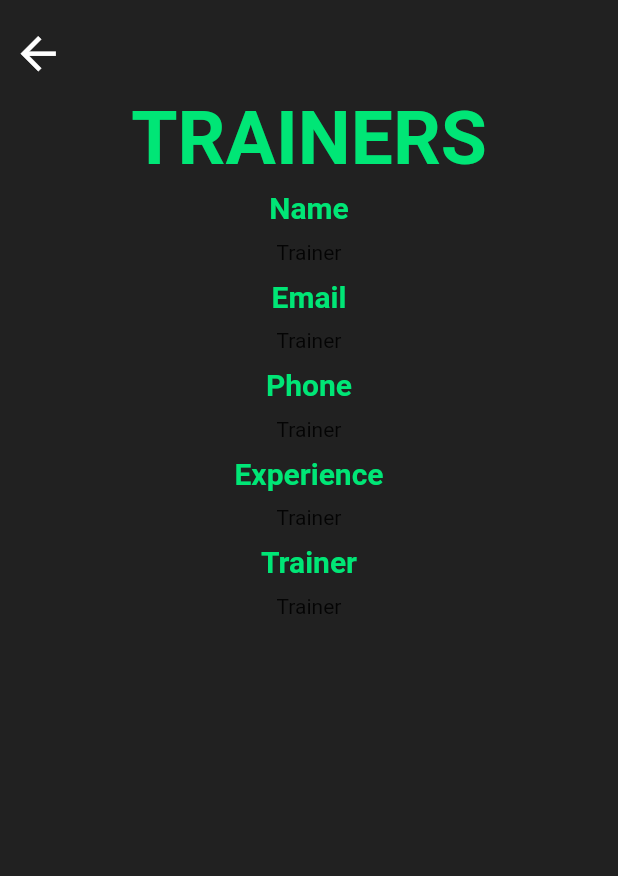
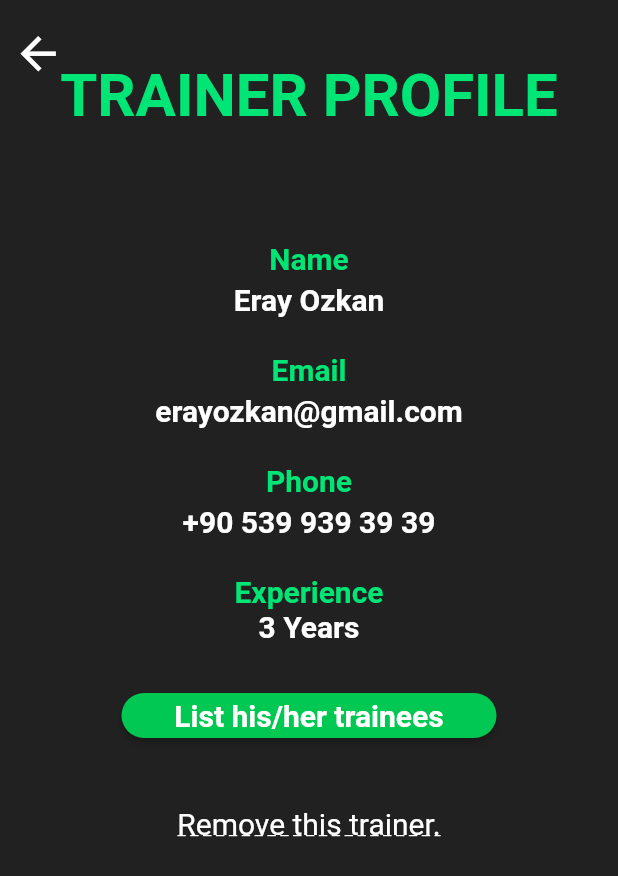
Before and after one commit to CSE343-Hypeline/hypegym-mobile, a Flutter app: the AdminTrainerProfilePage screen opened directly, on a phone screen of 412 x 824 dp. Shown: the top 876 px of the screen. Run offline on Flutter 3.47's test engine with Material 2 defaults, Android fonts, the phone set to English and light mode, and no system bars; our stand-ins replace google_fonts.

Commit message:
update trainer profile page

```diff
--- a/lib/pages/admin_trainer_profile_page.dart
+++ b/lib/pages/admin_trainer_profile_page.dart
@@ -11,14 +11,15 @@ class _AdminTrainerProfilePageState extends State<AdminTrainerProfilePage> {
   @override
   Widget build(BuildContext context) {
     return Scaffold(
-      body: Container(
+      body: Stack(
+        children: [
+          Container(
             decoration: BoxDecoration(
               color: Colors.grey.shade900,
             ),
-        child: Column(
-          children: [
+          ),
           Padding(
-              padding: const EdgeInsets.only(top: 10.0),
+            padding: const EdgeInsets.only(top: 10.0, bottom: 20.0),
             child: Row(
               mainAxisAlignment: MainAxisAlignment.start,
               children: [
@@ -29,15 +30,18 @@ class _AdminTrainerProfilePageState extends State<AdminTrainerProfilePage> {
               ],
             ),
           ),
+          ListView(
+            physics: const BouncingScrollPhysics(),
+            children: [
               Padding(
-              padding: const EdgeInsets.only(top: 5.0),
+                padding: const EdgeInsets.only(top: 40.0, bottom: 50.0),
                 child: Row(
                   mainAxisAlignment: MainAxisAlignment.center,
                   children: [
                     Text(
-                    "TRAINERS",
+                      "TRAINER PROFILE",
                       style: TextStyle(
-                      fontSize: 50,
+                        fontSize: 40,
                         fontWeight: FontWeight.bold,
                         color: Colors.greenAccent.shade400,
                       ),
@@ -45,63 +49,123 @@ class _AdminTrainerProfilePageState extends State<AdminTrainerProfilePage> {
                   ],
                 ),
               ),
-            Padding(
-              padding: const EdgeInsets.all(5.0),
-              child: Text(
+              const SizedBox(height: 24),
+              Column(
+                children: [
+                  Text(
                     "Name",
-                style: TextStyle(fontSize: 20, fontWeight: FontWeight.bold, color: Colors.greenAccent.shade400,),
+                    style: TextStyle(
+                      fontSize: 20,
+                      fontWeight: FontWeight.bold,
+                      color: Colors.greenAccent.shade400,
                     ),
                   ),
-            const Padding(
-                padding: EdgeInsets.all(5.0),
-                child: Text("Trainer")
-            ), //burda member adi olcak
-            Padding(
-              padding: const EdgeInsets.all(5.0),
-              child: Text(
-                "Email",
-                style: TextStyle(fontSize: 20, fontWeight: FontWeight.bold, color: Colors.greenAccent.shade400,),
+                  const SizedBox(height: 4),
+                  const Text(
+                    "Eray Ozkan",
+                    style: TextStyle(
+                      fontSize: 20,
+                      fontWeight: FontWeight.bold,
+                      color: Colors.white,
                     ),
                   ),
-            const Padding(
-                padding: EdgeInsets.all(5.0),
-                child: Text("Trainer")
-            ), //burda member email olcak
-            Padding(
-              padding: const EdgeInsets.all(5.0),
-              child: Text(
-                "Phone",
-                style: TextStyle(fontSize: 20, fontWeight: FontWeight.bold, color: Colors.greenAccent.shade400,),
+                  const SizedBox(height: 24),
+                  Text(
+                    "Email",
+                    style: TextStyle(
+                      fontSize: 20,
+                      fontWeight: FontWeight.bold,
+                      color: Colors.greenAccent.shade400,
                     ),
                   ),
-            const Padding(
-                padding: EdgeInsets.all(5.0),
-                child: Text("Trainer")
-            ), //burda member telefon olcak
-            Padding(
-              padding: const EdgeInsets.all(5.0),
-              child: Text(
-                "Experience",
-                style: TextStyle(fontSize: 20, fontWeight: FontWeight.bold, color: Colors.greenAccent.shade400,),
+                  const SizedBox(height: 4),
+                  const Text(
+                    "erayozkan@gmail.com",
+                    style: TextStyle(
+                      fontSize: 20,
+                      fontWeight: FontWeight.bold,
+                      color: Colors.white,
                     ),
                   ),
-            const Padding(
-                padding: EdgeInsets.all(5.0),
-                child: Text("Trainer")
-            ), //burda member experience olcak
-            Padding(
-              padding: const EdgeInsets.all(5.0),
-              child: Text(
-                "Trainer",
-                style: TextStyle(fontSize: 20, fontWeight: FontWeight.bold, color: Colors.greenAccent.shade400,),
+                  const SizedBox(height: 24),
+                  Text(
+                    "Phone",
+                    style: TextStyle(
+                      fontSize: 20,
+                      fontWeight: FontWeight.bold,
+                      color: Colors.greenAccent.shade400,
                     ),
                   ),
-            const Padding(
-                padding: EdgeInsets.all(5.0),
-                child: Text("Trainer")
-            ), //burda member trainer bilgisi olcak
+                  const SizedBox(height: 4),
+                  const Text(
+                    "+90 539 939 39 39",
+                    style: TextStyle(
+                      fontSize: 20,
+                      fontWeight: FontWeight.bold,
+                      color: Colors.white,
+                    ),
+                  ),
+                  const SizedBox(height: 24),
+                  Text(
+                    "Experience",
+                    style: TextStyle(
+                      fontSize: 20,
+                      fontWeight: FontWeight.bold,
+                      color: Colors.greenAccent.shade400,
+                    ),
+                  ),
+                  const Text(
+                    "3 Years",
+                    style: TextStyle(
+                      fontSize: 20,
+                      fontWeight: FontWeight.bold,
+                      color: Colors.white,
+                    ),
+                  ),
+                  const SizedBox(height: 24),
+                  ElevatedButton(
+                    onPressed: (){
+                      //Navigator.push(context, MaterialPageRoute(builder: (context) => const AdminGymPage()));
+                    },
+                    style: ElevatedButton.styleFrom(
+                      backgroundColor: Colors.greenAccent.shade700,
+                      shape: RoundedRectangleBorder(
+                          borderRadius: BorderRadius.circular(25)
+                      ),
+                      minimumSize: const Size(250, 30),
+                      maximumSize: const Size(250, 30),
+                    ),
+                    child: const Text(
+                      "List his/her trainees",
+                      style: TextStyle(
+                        fontSize: 20,
+                        fontWeight: FontWeight.w700,
+                        color: Colors.white,
+                      ),
+                    ),
+                  ),
+                  const SizedBox(height: 24),
+                  TextButton(
+                    style: TextButton.styleFrom(
+                      textStyle: const TextStyle(
+                        fontSize: 20,
+                      ),
+                    ),
+                    onPressed: () {},
+                    child: const Text(
+                      'Remove this trainer.',
+                      style: TextStyle(
+                        color: Colors.white,
+                        decoration: TextDecoration.underline,
+                        decorationStyle: TextDecorationStyle.dashed,
+                      ),
+                    ),
+                  ),
                 ],
               ),
+            ],
+          ),
+        ],
       ),
     );
   }
```
Lines whose indentation alone changed are shown as unchanged.
